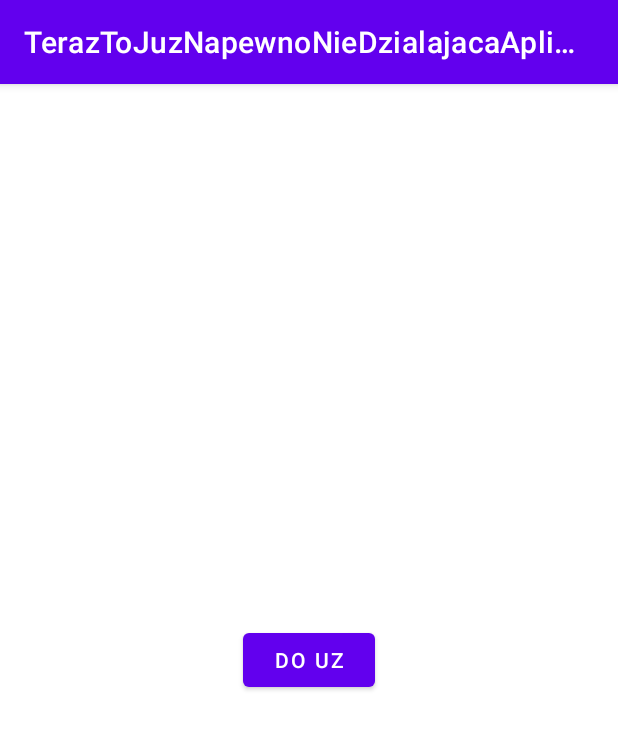
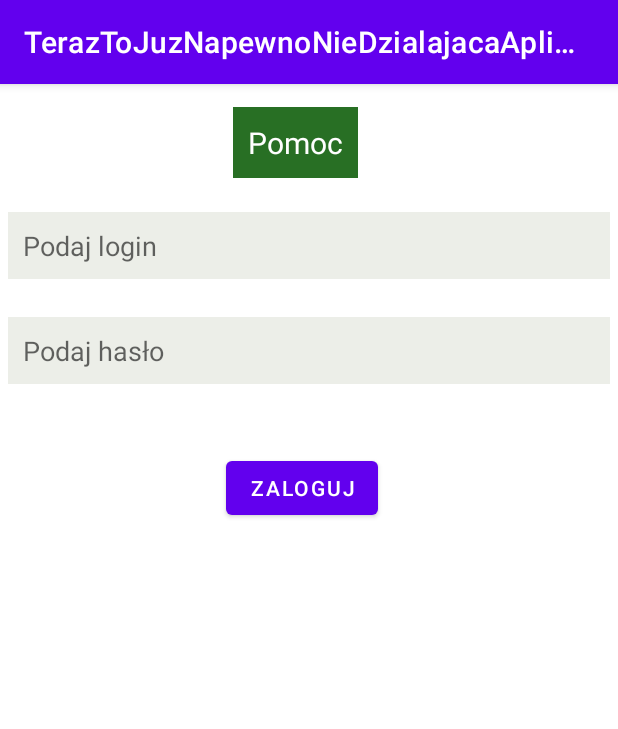
Before and after one commit to kubanamaxa2/TerazToJuzNapewnoNieDzialajacaAplikacja, an Android app: the screen it shows after launch (MainActivity), on a phone screen of 412 x 824 dp. Shown: the top 729 px of the screen. Run offline under Robolectric (Android 15) with nearby library versions, the phone set to English and light mode, and no system bars.

Commit message:
Coś tam mam

```diff
--- a/app/src/main/java/com/example/teraztojuznapewnoniedzialajacaaplikacja/MainActivity.kt
+++ b/app/src/main/java/com/example/teraztojuznapewnoniedzialajacaaplikacja/MainActivity.kt
@@ -4,12 +4,19 @@ import android.content.Intent
 import androidx.appcompat.app.AppCompatActivity
 import android.os.Bundle
 import android.widget.Button
+import android.widget.TextView
+import android.widget.Toast
 
 class MainActivity : AppCompatActivity() {
     override fun onCreate(savedInstanceState: Bundle?) {
         super.onCreate(savedInstanceState)
         setContentView(R.layout.activity_main)
-     findViewById<Button>(R.id.button).setOnClickListener{
+
+        findViewById<TextView>(R.id.txtvw1).setOnClickListener{
+            Toast.makeText(applicationContext, "Login = Imię | Hasło = Nazwisko", Toast.LENGTH_LONG).show()
+        }
+     findViewById<Button>(R.id.btn1).setOnClickListener{
+
          val intent = Intent(this, DaneUz::class.java)
          startActivity(intent)
      }
--- a/app/src/main/res/layout/activity_main.xml
+++ b/app/src/main/res/layout/activity_main.xml
@@ -1,18 +1,52 @@
 <?xml version="1.0" encoding="utf-8"?>
-<androidx.constraintlayout.widget.ConstraintLayout xmlns:android="http://schemas.android.com/apk/res/android"
+    <FrameLayout xmlns:android="http://schemas.android.com/apk/res/android"
         xmlns:app="http://schemas.android.com/apk/res-auto"
         xmlns:tools="http://schemas.android.com/tools"
         android:layout_width="match_parent"
         android:layout_height="match_parent"
+        android:orientation="vertical"
+        android:padding="5dp"
         tools:context=".MainActivity">
 
-    <Button
-        android:id="@+id/button"
+        <TextView
+            android:id="@+id/txtvw1"
             android:layout_width="wrap_content"
             android:layout_height="wrap_content"
-        android:text="Do Uz"
-        app:layout_constraintBottom_toBottomOf="parent"
-        app:layout_constraintEnd_toEndOf="parent"
-        app:layout_constraintStart_toStartOf="parent"
-        app:layout_constraintTop_toTopOf="parent" />
-</androidx.constraintlayout.widget.ConstraintLayout>
+            android:layout_marginLeft="150dp"
+            android:layout_marginRight="150dp"
+            android:layout_marginTop="10dp"
+            android:background="#286F24"
+            android:padding="10dp"
+            android:text="Pomoc"
+            android:textColor="#FFFFFF"
+            android:textSize="20sp" />
+
+        <EditText
+            android:id="@+id/editText1"
+            android:layout_width="match_parent"
+            android:layout_height="wrap_content"
+            android:layout_centerHorizontal="true"
+            android:layout_marginTop="80dp"
+            android:background="#ECEEE8"
+            android:hint="Podaj login"
+            android:padding="10dp" />
+
+        <EditText
+            android:id="@+id/editText2"
+            android:layout_width="match_parent"
+            android:layout_height="wrap_content"
+            android:layout_centerHorizontal="true"
+            android:layout_marginTop="150dp"
+            android:background="#ECEEE8"
+            android:hint="Podaj hasło"
+            android:padding="10dp" />
+
+        <Button
+            android:id="@+id/btn1"
+            android:layout_width="wrap_content"
+            android:layout_height="wrap_content"
+            android:layout_marginLeft="145dp"
+            android:layout_marginRight="145dp"
+            android:layout_marginTop="240dp"
+            android:text="Zaloguj" />
+    </FrameLayout>
```
Lines whose indentation alone changed are shown as unchanged.
